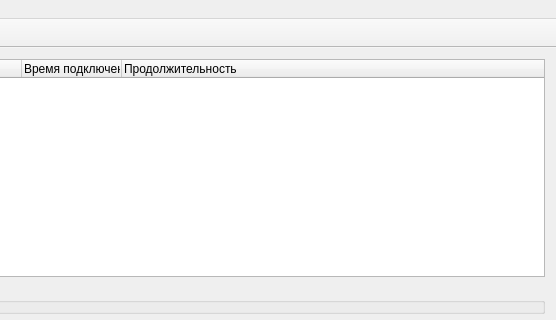
First picture: the form in mainwindow.ui, repository VDimson/XAdmin, before the edit; both pictures show x 390 to 946 and y 0 to 320 of the 946 by 598 pixel window.
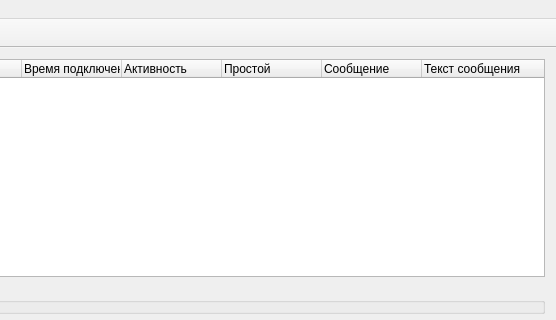
Second picture: the form after the edit. Icons and pictures are not drawn.

The edit to the form file:
```diff
--- a/mainwindow.ui
+++ b/mainwindow.ui
@@ -51,7 +51,22 @@
       </column>
       <column>
        <property name="text">
-        <string>Продолжительность</string>
+        <string>Активность</string>
+       </property>
+      </column>
+      <column>
+       <property name="text">
+        <string>Простой</string>
+       </property>
+      </column>
+      <column>
+       <property name="text">
+        <string>Сообщение</string>
+       </property>
+      </column>
+      <column>
+       <property name="text">
+        <string>Текст сообщения</string>
        </property>
       </column>
      </widget>
```
